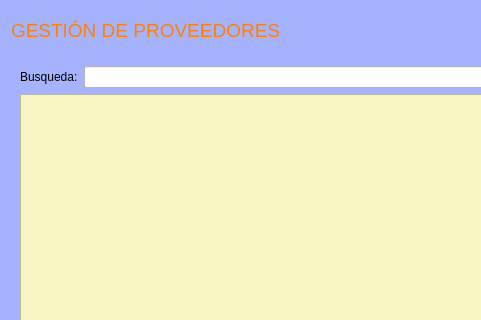
Before: the Qt Designer form Zona_Compras/frmproveedores.ui in arcnexus/RedFoX, drawn with Qt 5; both pictures show x 0 to 481 and y 0 to 320 of the 1024 by 541 pixel window.
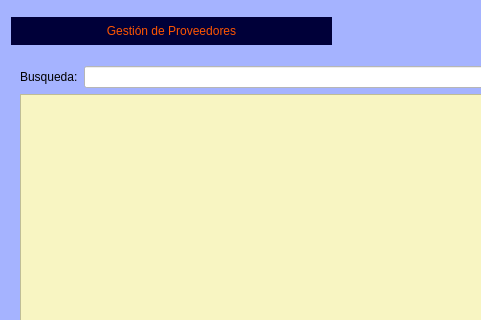
After: the same form once the commit is applied. Icons and pictures are not drawn. Custom widgets are drawn as their Qt base class.

The edit to the form file:
```diff
--- a/Zona_Compras/frmproveedores.ui
+++ b/Zona_Compras/frmproveedores.ui
@@ -58,8 +58,28 @@
    </item>
    <item row="0" column="0">
     <widget class="QLabel" name="label_16">
+     <property name="minimumSize">
+      <size>
+       <width>321</width>
+       <height>0</height>
+      </size>
+     </property>
+     <property name="maximumSize">
+      <size>
+       <width>16777215</width>
+       <height>28</height>
+      </size>
+     </property>
+     <property name="styleSheet">
+      <string notr="true">color: rgb(255, 85, 0);
+font: 75 16pt &quot;Nimbus Sans L&quot;;
+background-color: rgb(0, 0, 57);</string>
+     </property>
      <property name="text">
-      <string>&lt;html&gt;&lt;head/&gt;&lt;body&gt;&lt;p&gt;&lt;span style=&quot; font-size:14pt; color:#ff8000;&quot;&gt;GESTIÓN DE PROVEEDORES&lt;/span&gt;&lt;/p&gt;&lt;/body&gt;&lt;/html&gt;</string>
+      <string>Gestión de Proveedores</string>
+     </property>
+     <property name="alignment">
+      <set>Qt::AlignCenter</set>
      </property>
     </widget>
    </item>
```
